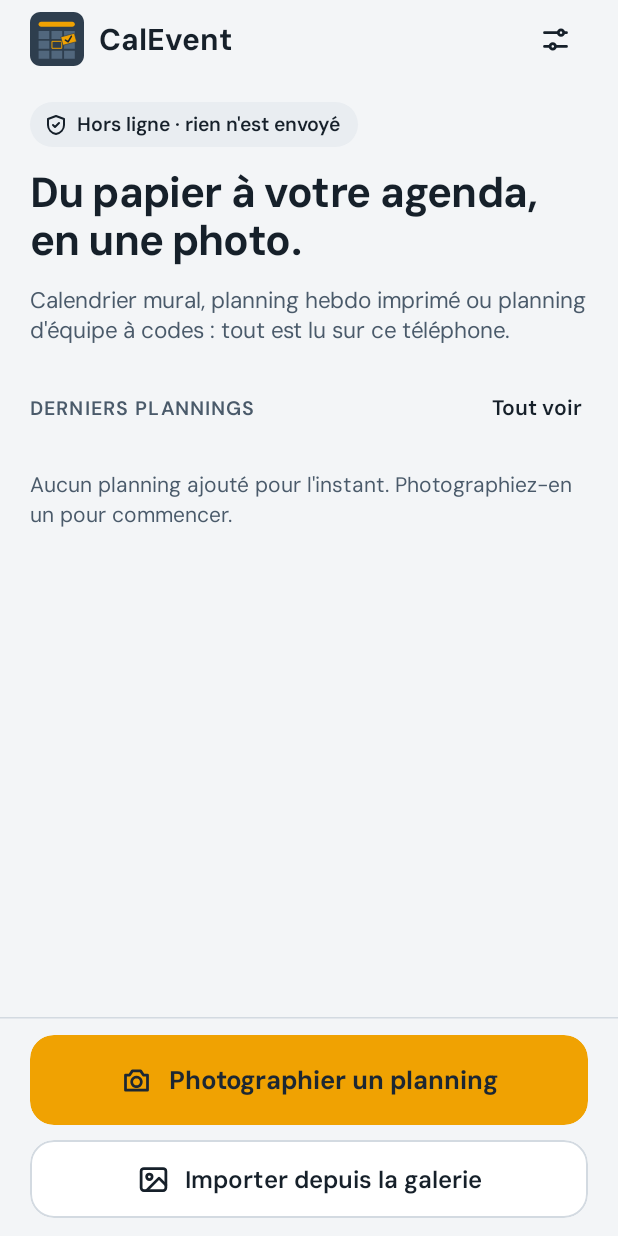
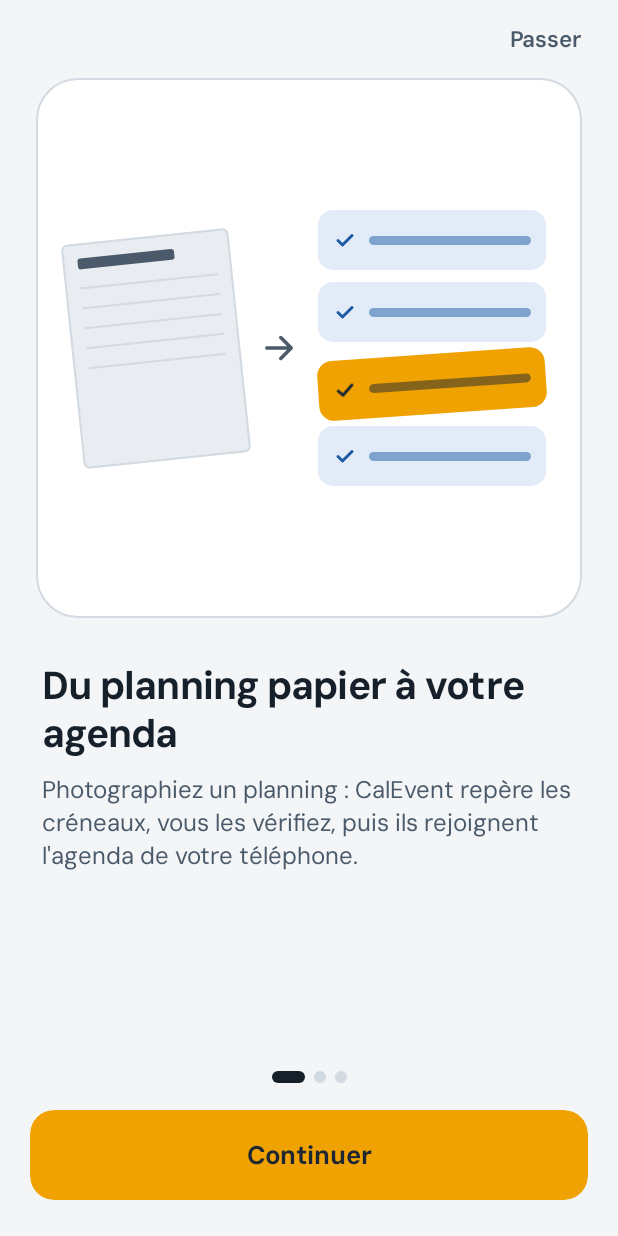
Before and after one commit to CassiaFa/CalEvent, an Android app built with Jetpack Compose: the screen it shows after launch (MainActivity), on a phone screen of 412 x 824 dp. Run offline under Robolectric (Android 15) with nearby library versions, the phone set to English and light mode, and no system bars.

Commit message:
Add first-launch onboarding (3 screens), replay from Settings, history route
Co-Authored-By: Claude Opus 5.5 <noreply@anthropic.com>

```diff
--- a/app/src/main/kotlin/fr/calevent/app/MainActivity.kt
+++ b/app/src/main/kotlin/fr/calevent/app/MainActivity.kt
@@ -38,7 +38,9 @@ class MainActivity : ComponentActivity() {
             runCatching { PhotoStorage.purgeExpired(applicationContext, repository.settings.first().photoRetention) }
         }
         setContent {
-            val settings by repository.settings.collectAsState(initial = Settings())
+            // null until DataStore answered: the splash stays so the first screen (onboarding or home) is the right one.
+            val loaded by repository.settings.collectAsState(initial = null)
+            val settings = loaded ?: Settings()
             CalEventTheme(settings.theme) {
                 var showSplash by remember { mutableStateOf(coldStart) }
                 LaunchedEffect(Unit) {
@@ -47,7 +49,7 @@ class MainActivity : ComponentActivity() {
                         showSplash = false
                     }
                 }
-                if (showSplash) SplashScreen() else AppNav(settings, repository)
+                if (showSplash || loaded == null) SplashScreen() else AppNav(settings, repository)
             }
         }
     }
--- a/app/src/main/kotlin/fr/calevent/app/settings/SettingsRepository.kt
+++ b/app/src/main/kotlin/fr/calevent/app/settings/SettingsRepository.kt
@@ -23,6 +23,8 @@ data class Settings(
     /** Name of the user in team schedules ("Moi"). */
     val me: String? = null,
     val photoRetention: PhotoRetention = PhotoRetention.DAYS_30,
+    /** False until the first-launch presentation was finished or skipped. */
+    val onboardingDone: Boolean = true,
 )
 
 private val Context.settingsStore: DataStore<Preferences> by preferencesDataStore(name = "settings")
@@ -38,6 +40,7 @@ class SettingsRepository private constructor(context: Context) {
             theme = p[THEME]?.let { n -> ThemeMode.entries.firstOrNull { it.name == n } } ?: ThemeMode.SYSTEM,
             me = p[ME]?.takeIf { it.isNotBlank() },
             photoRetention = p[RETENTION]?.let { n -> PhotoRetention.entries.firstOrNull { it.name == n } } ?: PhotoRetention.DAYS_30,
+            onboardingDone = p[ONBOARDING_DONE] ?: false,
         )
     }
 
@@ -54,6 +57,7 @@ class SettingsRepository private constructor(context: Context) {
     suspend fun setSkipDuplicates(v: Boolean) = store.edit { it[SKIP_DUPLICATES] = v }
     suspend fun setTheme(mode: ThemeMode) = store.edit { it[THEME] = mode.name }
     suspend fun setMe(name: String?) = store.edit { if (name.isNullOrBlank()) it.remove(ME) else it[ME] = name }
+    suspend fun setOnboardingDone(v: Boolean) = store.edit { it[ONBOARDING_DONE] = v }
     suspend fun setPhotoRetention(r: PhotoRetention) = store.edit { it[RETENTION] = r.name }
 
     companion object {
@@ -63,6 +67,7 @@ class SettingsRepository private constructor(context: Context) {
         private val THEME = stringPreferencesKey("theme")
         private val ME = stringPreferencesKey("me")
         private val CODE_TABLE = stringPreferencesKey("shift_code_table")
+        private val ONBOARDING_DONE = booleanPreferencesKey("onboarding_done")
         private val RETENTION = stringPreferencesKey("photo_retention")
 
         @Volatile private var instance: SettingsRepository? = null
--- a/app/src/main/kotlin/fr/calevent/app/ui/icons/CalEventIcons.kt
+++ b/app/src/main/kotlin/fr/calevent/app/ui/icons/CalEventIcons.kt
@@ -63,6 +63,11 @@ object CalEventIcons {
     val Moon = icon("Moon", paths = arrayOf("M20 14.5A8 8 0 1 1 9.5 4a6.5 6.5 0 0 0 10.5 10.5z"))
     val Pencil = icon("Pencil", paths = arrayOf("M4 20h4L19 9l-4-4L4 16z"))
     val Plus = icon("Plus", paths = arrayOf("M12 5v14M5 12h14"))
+    val ArrowRight = icon("ArrowRight", paths = arrayOf("M5 12h14M13 6l6 6-6 6"))
+    val WifiOff = icon(
+        "WifiOff",
+        paths = arrayOf("M3 3l18 18M8.5 16.5a5 5 0 0 1 7 0M5 13a10 10 0 0 1 5-2.7M14.5 10.4A10 10 0 0 1 19 13M2 9.5a15 15 0 0 1 4.5-2.9M10.7 5.1A15 15 0 0 1 22 9.5M12 20v.01"),
+    )
     val Search = icon("Search", paths = arrayOf(circle(11f, 11f, 6.5f), "M16 16l4.5 4.5"))
     val Person = icon("Person", paths = arrayOf(circle(12f, 8f, 4f), "M4 20c0-4 3.6-6 8-6s8 2 8 6"))
 }
--- a/app/src/main/kotlin/fr/calevent/app/ui/nav/AppNav.kt
+++ b/app/src/main/kotlin/fr/calevent/app/ui/nav/AppNav.kt
@@ -21,7 +21,9 @@ import androidx.navigation.compose.rememberNavController
 import fr.calevent.app.ui.ScanViewModel
 import fr.calevent.app.ui.screens.analysis.AnalysisScreen
 import fr.calevent.app.ui.screens.camera.CameraScreen
+import fr.calevent.app.ui.screens.history.HistoryScreen
 import fr.calevent.app.ui.screens.home.HomeScreen
+import fr.calevent.app.ui.screens.onboarding.OnboardingScreen
 import fr.calevent.app.ui.screens.preview.PreviewScreen
 import fr.calevent.app.ui.screens.results.ResultsScreen
 import fr.calevent.app.ui.screens.send.SendScreen
@@ -42,7 +44,9 @@ import fr.calevent.app.ui.screens.success.SuccessScreen
 
 /** Route names. Flow: home > camera > preview > analysis > results > send > success; settings from home. */
 object Routes {
+    const val Onboarding = "onboarding"
     const val Home = "home"
+    const val History = "history"
     const val Camera = "camera"
     const val Preview = "preview"
     const val Analysis = "analysis"
@@ -94,23 +98,35 @@ fun AppNav(
     val closeFor: (String) -> (() -> Unit)? = { if (it in flowRoutes) flowClose else null }
     if (confirmAbandon) AbandonDialog(onConfirm = goHome, onDismiss = { confirmAbandon = false })
 
+    // Decided once: finishing the presentation must not rebuild the graph.
+    val startDestination = remember { if (settings.onboardingDone) Routes.Home else Routes.Onboarding }
     val fadeMs = 180
     NavHost(
         navController = navController,
-        startDestination = Routes.Home,
+        startDestination = startDestination,
         enterTransition = { fadeIn(tween(fadeMs)) },
         exitTransition = { fadeOut(tween(fadeMs)) },
         popEnterTransition = { fadeIn(tween(fadeMs)) },
         popExitTransition = { fadeOut(tween(fadeMs)) },
     ) {
+        composable(Routes.Onboarding) {
+            val finish: () -> Unit = {
+                scope.launch { settingsRepository.setOnboardingDone(true) }
+                // Replayed from Settings: go back there; first launch: go to Home.
+                if (!navController.popBackStack(Routes.SettingsAbout, false)) {
+                    navController.navigate(Routes.Home) { popUpTo(Routes.Onboarding) { inclusive = true }; launchSingleTop = true }
+                }
+            }
+            OnboardingScreen(onFinish = finish)
+        }
+        composable(Routes.History) { HistoryScreen(viewModel, onBack = back) }
         composable(Routes.Home) {
             HomeScreen(
                 viewModel = viewModel,
                 onTakePhoto = { navController.navigate(Routes.Camera) },
                 onImport = { navController.navigate(Routes.Preview) }, // called once the picked photo is imported
                 onOpenSettings = { navController.navigate(Routes.Settings) },
-                onOpenRecent = { navController.navigate(Routes.Results) },
-                onSeeAll = { /* No history screen yet. */ },
+                onSeeAll = { navController.navigate(Routes.History) },
             )
         }
         composable(Routes.Camera) { CameraScreen(viewModel, onBack = goHome, onNext = { navController.navigate(Routes.Preview) }) }
@@ -182,6 +198,7 @@ fun AppNav(
         composable(Routes.SettingsAbout) {
             AboutScreen(
                 onBack = back,
+                onOpenIntro = { navController.navigate(Routes.Onboarding) },
                 onOpenPolicy = { navController.navigate(Routes.SettingsPolicy) },
                 onOpenLicenses = { navController.navigate(Routes.SettingsLicenses) },
             )
--- /dev/null
+++ b/app/src/main/kotlin/fr/calevent/app/ui/screens/onboarding/OnboardingScreen.kt
@@ -0,0 +1,205 @@
+package fr.calevent.app.ui.screens.onboarding
+
+import androidx.activity.compose.BackHandler
+import androidx.compose.foundation.background
+import androidx.compose.foundation.border
+import androidx.compose.foundation.clickable
+import androidx.compose.foundation.layout.Arrangement
+import androidx.compose.foundation.layout.Box
+import androidx.compose.foundation.layout.Column
+import androidx.compose.foundation.layout.Row
+import androidx.compose.foundation.layout.fillMaxSize
+import androidx.compose.foundation.layout.fillMaxWidth
+import androidx.compose.foundation.layout.height
+import androidx.compose.foundation.layout.heightIn
+import androidx.compose.foundation.layout.padding
+import androidx.compose.foundation.layout.size
+import androidx.compose.foundation.layout.statusBarsPadding
+import androidx.compose.foundation.layout.navigationBarsPadding
+import androidx.compose.foundation.layout.width
+import androidx.compose.foundation.shape.CircleShape
+import androidx.compose.foundation.shape.RoundedCornerShape
+import androidx.compose.material3.Icon
+import androidx.compose.material3.Text
+import androidx.compose.runtime.Composable
+import androidx.compose.runtime.getValue
+import androidx.compose.runtime.mutableIntStateOf
+import androidx.compose.runtime.saveable.rememberSaveable
+import androidx.compose.runtime.setValue
+import androidx.compose.ui.Alignment
+import androidx.compose.ui.Modifier
+import androidx.compose.ui.draw.rotate
+import androidx.compose.ui.graphics.vector.ImageVector
+import androidx.compose.ui.res.stringResource
+import androidx.compose.ui.semantics.Role
+import androidx.compose.ui.semantics.contentDescription
+import androidx.compose.ui.semantics.heading
+import androidx.compose.ui.semantics.semantics
+import androidx.compose.ui.text.font.FontWeight
+import androidx.compose.ui.tooling.preview.Preview
+import androidx.compose.ui.unit.dp
+import androidx.compose.ui.unit.sp
+import fr.calevent.app.R
+import fr.calevent.app.ui.components.PrimaryButton
+import fr.calevent.app.ui.icons.CalEventIcons
+import fr.calevent.app.ui.theme.CalEventTheme
+import fr.calevent.app.ui.theme.ThemeMode
+
+private const val PAGES = 3
+
+/**
+ * First-launch presentation (3 screens). No permission is requested here, whatever the page.
+ * [onFinish] runs on "Passer" and on "Commencer".
+ */
+@Composable
+fun OnboardingScreen(onFinish: () -> Unit) {
+    val c = CalEventTheme.colors
+    val t = CalEventTheme.type
+    var page by rememberSaveable { mutableIntStateOf(0) }
+    BackHandler(enabled = page > 0) { page-- }
+    val last = page == PAGES - 1
+    val pageCd = stringResource(R.string.onb_page_cd, page + 1, PAGES)
+    Box(Modifier.fillMaxSize().background(c.bg)) {
+        Column(Modifier.fillMaxSize().statusBarsPadding()) {
+            Row(Modifier.fillMaxWidth().height(52.dp).padding(horizontal = 12.dp), horizontalArrangement = Arrangement.End, verticalAlignment = Alignment.CenterVertically) {
+                if (!last) {
+                    Box(Modifier.heightIn(min = 44.dp).clickable(role = Role.Button, onClick = onFinish).padding(horizontal = 12.dp), contentAlignment = Alignment.Center) {
+                        Text(stringResource(R.string.onb_skip), style = t.bodyStrong.copy(fontSize = 15.sp), color = c.ink2)
+                    }
+                }
+            }
+            Box(Modifier.padding(horizontal = 24.dp).fillMaxWidth().height(360.dp)) {
+                when (page) {
+                    0 -> HowItWorksVisual()
+                    1 -> OfflineVisual()
+                    else -> PermissionsVisual()
+                }
+            }
+            val (title, body) = when (page) {
+                0 -> R.string.onb_1_title to R.string.onb_1_body
+                1 -> R.string.onb_2_title to R.string.onb_2_body
+                else -> R.string.onb_3_title to R.string.onb_3_body
+            }
+            Column(Modifier.padding(start = 28.dp, end = 28.dp, top = 28.dp), verticalArrangement = Arrangement.spacedBy(10.dp)) {
+                Text(stringResource(title), style = t.title.copy(fontSize = 26.sp), color = c.ink, modifier = Modifier.semantics { heading() })
+                Text(stringResource(body), style = t.body, color = c.ink2)
+            }
+            Box(Modifier.weight(1f))
+            Column(Modifier.navigationBarsPadding().padding(start = 20.dp, end = 20.dp, bottom = 24.dp), verticalArrangement = Arrangement.spacedBy(18.dp)) {
+                Row(
+                    Modifier.fillMaxWidth().semantics { contentDescription = pageCd },
+                    horizontalArrangement = Arrangement.spacedBy(6.dp, Alignment.CenterHorizontally),
+                ) {
+                    repeat(PAGES) { i ->
+                        Box(Modifier.height(8.dp).width(if (i == page) 22.dp else 8.dp).background(if (i == page) c.ink else c.line, RoundedCornerShape(4.dp)))
+                    }
+                }
+                PrimaryButton(
+                    text = stringResource(if (last) R.string.onb_start else R.string.onb_continue),
+                    onClick = { if (last) onFinish() else page++ },
+                    tall = true,
+                    modifier = Modifier.fillMaxWidth(),
+                )
+            }
+        }
+    }
+}
+
+/** Page 1: a sheet of paper, an arrow, and the detected slots. */
+@Composable
+private fun HowItWorksVisual() {
+    val c = CalEventTheme.colors
+    Box(
+        Modifier.fillMaxSize().background(c.surface, RoundedCornerShape(28.dp)).border(1.dp, c.line, RoundedCornerShape(28.dp)),
+        contentAlignment = Alignment.Center,
+    ) {
+        Row(Modifier.padding(horizontal = 24.dp), verticalAlignment = Alignment.CenterVertically, horizontalArrangement = Arrangement.spacedBy(12.dp)) {
+            Column(
+                Modifier.rotate(-6f).size(width = 112.dp, height = 150.dp).background(c.surface2, RoundedCornerShape(4.dp)).border(1.dp, c.line, RoundedCornerShape(4.dp)).padding(10.dp),
+                verticalArrangement = Arrangement.spacedBy(12.dp),
+            ) {
+                Box(Modifier.height(7.dp).fillMaxWidth(0.7f).background(c.ink2, RoundedCornerShape(2.dp)))
+                repeat(5) { Box(Modifier.height(1.dp).fillMaxWidth().background(c.line)) }
+            }
+            Icon(CalEventIcons.ArrowRight, contentDescription = null, tint = c.ink2, modifier = Modifier.size(28.dp))
+            Column(Modifier.weight(1f), verticalArrangement = Arrangement.spacedBy(8.dp)) {
+                repeat(4) { i -> SlotMock(highlighted = i == 2) }
+            }
+        }
+    }
+}
+
+@Composable
+private fun SlotMock(highlighted: Boolean) {
+    val c = CalEventTheme.colors
+    val fg = if (highlighted) c.onAccent else c.kept
+    Row(
+        Modifier.fillMaxWidth().height(40.dp).then(if (highlighted) Modifier.rotate(-4f) else Modifier)
+            .background(if (highlighted) c.accent else c.keptBg, RoundedCornerShape(10.dp)).padding(horizontal = 10.dp),
+        verticalAlignment = Alignment.CenterVertically,
+        horizontalArrangement = Arrangement.spacedBy(8.dp),
+    ) {
+        Icon(CalEventIcons.CheckBold, contentDescription = null, tint = fg, modifier = Modifier.size(16.dp))
+        Box(Modifier.height(6.dp).weight(1f).background(fg.copy(alpha = 0.5f), RoundedCornerShape(3.dp)))
+    }
+}
+
+/** Page 2: shield, with a crossed-out wifi badge. */
+@Composable
+private fun OfflineVisual() {
+    val c = CalEventTheme.colors
+    Box(
+        Modifier.fillMaxSize().background(c.surface, RoundedCornerShape(28.dp)).border(1.dp, c.line, RoundedCornerShape(28.dp)),
+        contentAlignment = Alignment.Center,
+    ) {
+        Box(Modifier.size(150.dp).background(c.keptBg, CircleShape), contentAlignment = Alignment.Center) {
+            Icon(CalEventIcons.ShieldOffline, contentDescription = null, tint = c.kept, modifier = Modifier.size(72.dp))
+        }
+        Box(
+            Modifier.align(Alignment.BottomEnd).padding(end = 70.dp, bottom = 92.dp).size(52.dp)
+                .background(c.surface, CircleShape).border(1.dp, c.line, CircleShape),
+            contentAlignment = Alignment.Center,
+        ) {
+            Icon(CalEventIcons.WifiOff, contentDescription = null, tint = c.ink2, modifier = Modifier.size(24.dp))
+        }
+    }
+}
+
+/** Page 3: what will be asked, and when. Nothing is asked now. */
+@Composable
+private fun PermissionsVisual() {
+    Column(Modifier.fillMaxSize(), verticalArrangement = Arrangement.spacedBy(10.dp)) {
+        PermissionRow(CalEventIcons.Camera, R.string.onb_perm_camera, R.string.onb_perm_camera_note, framed = true)
+        PermissionRow(CalEventIcons.Calendar, R.string.onb_perm_calendar, R.string.onb_perm_calendar_note, framed = true)
+        PermissionRow(CalEventIcons.Gallery, null, R.string.onb_perm_gallery_note, framed = false)
+    }
+}
+
+@Composable
+private fun PermissionRow(icon: ImageVector, titleRes: Int?, noteRes: Int, framed: Boolean) {
+    val c = CalEventTheme.colors
+    val t = CalEventTheme.type
+    val shape = RoundedCornerShape(16.dp)
+    Row(
+        Modifier.fillMaxWidth().then(if (framed) Modifier.background(c.surface, shape).border(1.dp, c.line, shape) else Modifier).padding(horizontal = 16.dp, vertical = 14.dp),
+        verticalAlignment = Alignment.CenterVertically,
+        horizontalArrangement = Arrangement.spacedBy(14.dp),
+    ) {
+        Box(
+            Modifier.size(44.dp).then(if (framed) Modifier.background(c.surface2, RoundedCornerShape(12.dp)) else Modifier.border(1.dp, c.line, RoundedCornerShape(12.dp))),
+            contentAlignment = Alignment.Center,
+        ) { Icon(icon, contentDescription = null, tint = c.ink, modifier = Modifier.size(22.dp)) }
+        Column(verticalArrangement = Arrangement.spacedBy(2.dp)) {
+            if (titleRes != null) Text(stringResource(titleRes), style = t.bodyStrong, color = c.ink)
+            Text(stringResource(noteRes), style = t.secondary, color = c.ink2)
+        }
+    }
+}
+
+@Preview(widthDp = 390, heightDp = 844)
+@Composable
+private fun OnboardingLightPreview() = CalEventTheme(ThemeMode.LIGHT) { OnboardingScreen({}) }
+
+@Preview(widthDp = 390, heightDp = 844)
+@Composable
+private fun OnboardingDarkPreview() = CalEventTheme(ThemeMode.DARK) { OnboardingScreen({}) }
--- /dev/null
+++ b/app/src/main/res/values/strings_onboarding.xml
@@ -0,0 +1,18 @@
+<?xml version="1.0" encoding="utf-8"?>
+<resources>
+    <string name="onb_skip">Passer</string>
+    <string name="onb_continue">Continuer</string>
+    <string name="onb_start">Commencer</string>
+    <string name="onb_page_cd">Écran %1$d sur %2$d</string>
+    <string name="onb_1_title">Du planning papier à votre agenda</string>
+    <string name="onb_1_body">Photographiez un planning : CalEvent repère les créneaux, vous les vérifiez, puis ils rejoignent l\'agenda de votre téléphone.</string>
+    <string name="onb_2_title">Rien ne quitte votre téléphone</string>
+    <string name="onb_2_body">La lecture des photos se fait sur l\'appareil. Pas de compte, pas de serveur, pas d\'envoi. L\'app fonctionne même en mode avion.</string>
+    <string name="onb_3_title">Les autorisations, au bon moment</string>
+    <string name="onb_3_body">Rien n\'est demandé maintenant. Chaque accès vous est proposé quand il devient utile, avec la raison.</string>
+    <string name="onb_perm_camera">Caméra</string>
+    <string name="onb_perm_camera_note">Demandée à votre première photo</string>
+    <string name="onb_perm_calendar">Agenda</string>
+    <string name="onb_perm_calendar_note">Demandé au premier ajout de créneaux</string>
+    <string name="onb_perm_gallery_note">Sans la caméra, vous pouvez toujours importer une photo depuis la galerie.</string>
+</resources>
```
Also changed, not shown: app/src/main/kotlin/fr/calevent/app/ui/screens/settings/AboutScreens.kt (+5 -5 lines).
